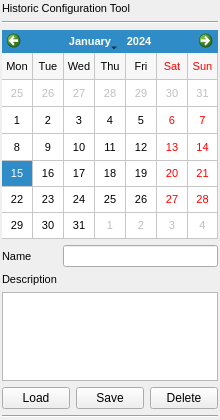
ALBA-Synchrotron/IcepapCMS, file ui_icepapcms/qt_designer_files/historiccfgwidget.ui: the form before one commit.
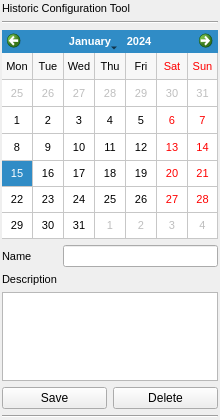
The form after the commit. Icons and pictures are not drawn.

Diff of the .ui file:
```diff
--- a/ui_icepapcms/qt_designer_files/historiccfgwidget.ui
+++ b/ui_icepapcms/qt_designer_files/historiccfgwidget.ui
@@ -225,16 +225,6 @@
      <property name="spacing" >
       <number>6</number>
      </property>
-     <item>
-      <widget class="QPushButton" name="loadButton" >
-       <property name="text" >
-        <string>Load</string>
-       </property>
-       <property name="icon" >
-        <iconset resource="icepapcms.qrc" >:/small_icons/IcepapCFG Icons Petits/historic.png</iconset>
-       </property>
-      </widget>
-     </item>
      <item>
       <widget class="QPushButton" name="saveButton" >
        <property name="text" >
```
